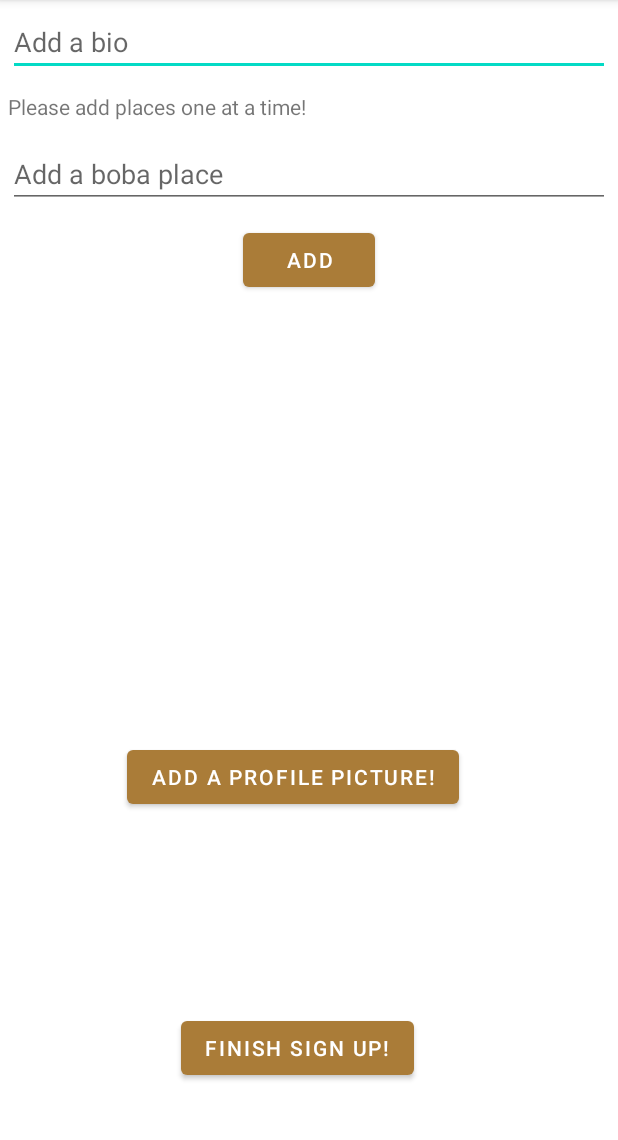
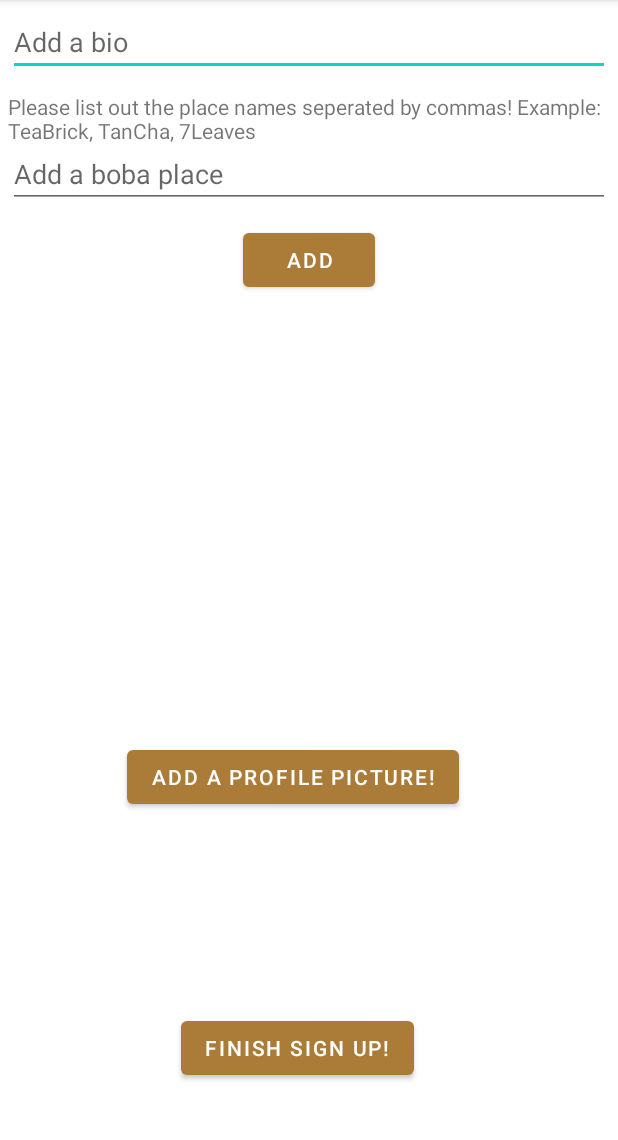
Before and after one commit to lmsiu/Boba-Buddy, an Android app: the SignUpProfileActivity screen opened directly, with no data from a screen before it, after a tap on "FINISH SIGN UP!", on a phone screen of 412 x 824 dp, the part 84-1224 px from its top. Run offline under Robolectric (Android 15) with nearby library versions, the phone set to English and light mode, and no system bars; libraries missing offline, so code that uses them is left out: com.parse.

Commit message:
Added add place features to the Signup

```diff
--- a/app/src/main/java/com/example/bobabuddy/SignUpProfileActivity.java
+++ b/app/src/main/java/com/example/bobabuddy/SignUpProfileActivity.java
@@ -4,11 +4,9 @@ import androidx.annotation.Nullable;
 import androidx.appcompat.app.AppCompatActivity;
 import androidx.core.content.FileProvider;
 
-import android.content.Context;
 import android.content.Intent;
 import android.graphics.Bitmap;
 import android.graphics.BitmapFactory;
-import android.graphics.ImageFormat;
 import android.net.Uri;
 import android.os.Bundle;
 import android.os.Environment;
@@ -28,7 +26,7 @@ import com.parse.SaveCallback;
 import org.json.JSONArray;
 
 import java.io.File;
-import java.lang.reflect.Array;
+import java.util.Arrays;
 
 public class SignUpProfileActivity extends AppCompatActivity {
 
@@ -59,6 +57,9 @@ public class SignUpProfileActivity extends AppCompatActivity {
             @Override
             public void onClick(View v) {
                 String bio = etBio.getText().toString();
+                String placesString = etPlaces.getText().toString();
+                String[] places = placesString.split(",");
+
                 if (bio.isEmpty()) {
                     Toast.makeText(SignUpProfileActivity.this, "Bio can't be empty", Toast.LENGTH_SHORT).show();
                     return;
@@ -69,7 +70,7 @@ public class SignUpProfileActivity extends AppCompatActivity {
                 }
 
                 ParseUser currentUser = ParseUser.getCurrentUser();
-                saveProfile(bio, currentUser, photoFile);
+                saveProfile(bio, currentUser, photoFile, placesString);
 
                 goMainActivity();
 
@@ -145,13 +146,11 @@ public class SignUpProfileActivity extends AppCompatActivity {
         return new File(mediaStorageDir.getPath() + File.separator + photoFileName);
     }
 
-    private void saveProfile(String bio, ParseUser currentUser, File photoFile) {
+    private void saveProfile(String bio, ParseUser currentUser, File photoFile, String places) {
         Profile profile = new Profile();
         profile.setBio(bio);
         profile.setUser(currentUser);
-
-        places = profile.getPlaces();
-
+        profile.addAllUnique("Places", Arrays.asList(places.split(",")));
         profile.setImage(new ParseFile(photoFile));
         profile.saveInBackground(new SaveCallback() {
             @Override
--- a/app/src/main/res/layout/activity_sign_up_profile.xml
+++ b/app/src/main/res/layout/activity_sign_up_profile.xml
@@ -81,6 +81,6 @@
         android:layout_below="@+id/etBio"
         android:layout_margin="5dp"
         android:layout_marginTop="5dp"
-        android:text="Please add places one at a time!" />
+        android:text="Please list out the place names seperated by commas! Example: TeaBrick, TanCha, 7Leaves" />
 
 </RelativeLayout>
```
